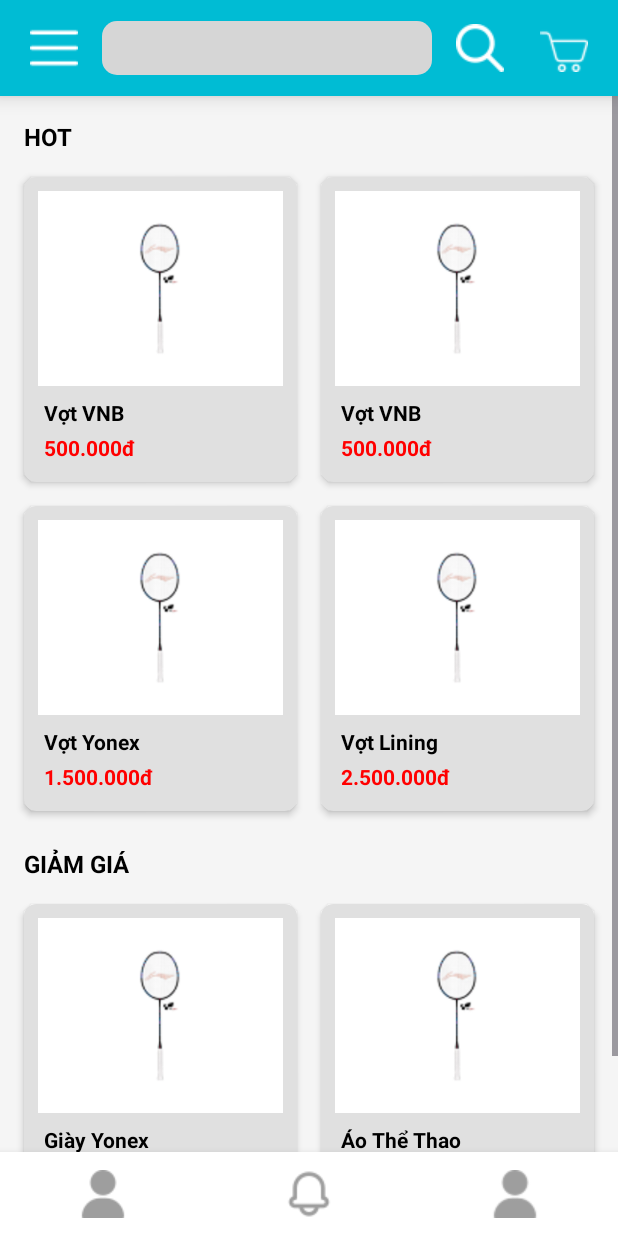
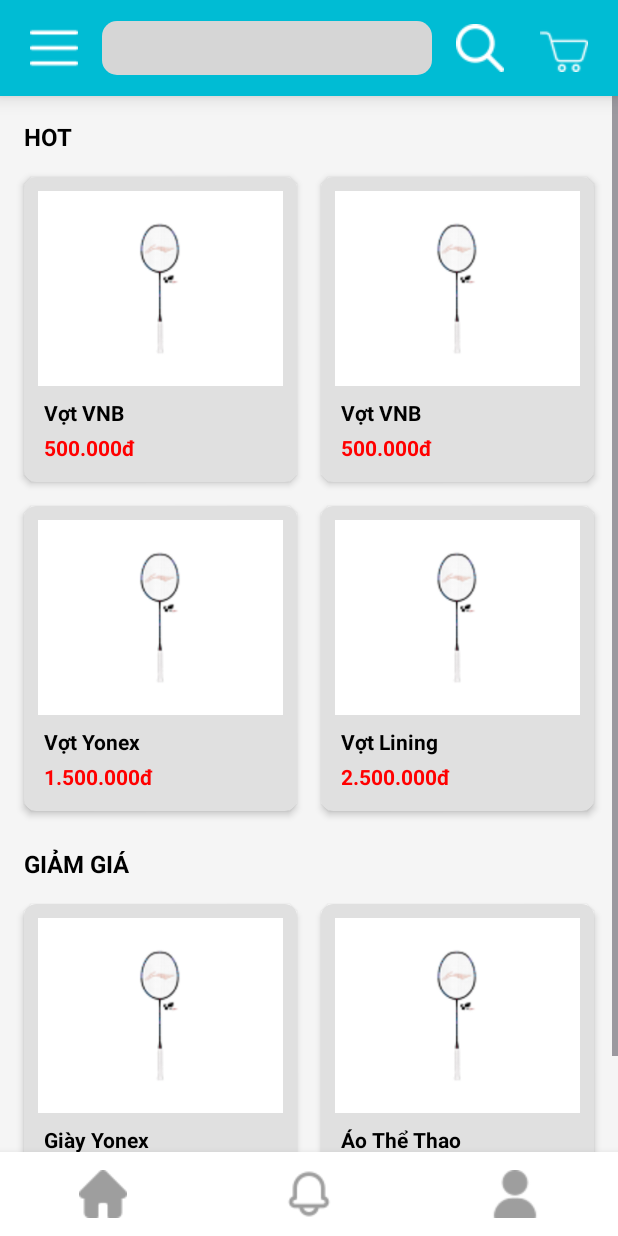
Before and after one commit to levanthiet22052020-star/DuLong, an Android app: the HomeActivity screen opened directly, with no data from a screen before it, on a phone screen of 412 x 824 dp. Run offline under Robolectric (Android 15) with nearby library versions, the phone set to English and light mode, and no system bars.

Commit message:
làm bài đi

```diff
--- a/app/src/main/res/layout/activity_home.xml
+++ b/app/src/main/res/layout/activity_home.xml
@@ -465,7 +465,7 @@
         app:layout_constraintStart_toStartOf="parent"
         app:layout_constraintEnd_toEndOf="parent">
 
-        <ImageView android:layout_width="0dp" android:layout_height="wrap_content" android:layout_weight="1" android:padding="12dp" android:src="@drawable/ic_home_24" app:tint="#9E9E9E"/>
+        <ImageView android:layout_width="0dp" android:layout_height="wrap_content" android:layout_weight="1" android:padding="12dp" android:src="@drawable/ic_house" app:tint="#9E9E9E"/>
         <ImageView android:layout_width="0dp" android:layout_height="wrap_content" android:layout_weight="1" android:padding="12dp" android:src="@drawable/ic_notifications_24" app:tint="#9E9E9E"/>
         <ImageView android:layout_width="0dp" android:layout_height="wrap_content" android:layout_weight="1" android:padding="12dp" android:src="@drawable/ic_person_24" app:tint="#9E9E9E"/>
     </LinearLayout>
--- a/app/src/main/res/layout/activity_yonex.xml
+++ b/app/src/main/res/layout/activity_yonex.xml
@@ -352,7 +352,7 @@
             app:layout_constraintStart_toStartOf="parent"
             app:layout_constraintEnd_toEndOf="parent">
 
-            <ImageView android:layout_width="0dp" android:layout_height="wrap_content" android:layout_weight="1" android:padding="12dp" android:src="@drawable/ic_home_24" app:tint="#9E9E9E"/>
+            <ImageView android:layout_width="0dp" android:layout_height="wrap_content" android:layout_weight="1" android:padding="12dp" android:src="@drawable/ic_house" app:tint="#9E9E9E"/>
             <ImageView android:layout_width="0dp" android:layout_height="wrap_content" android:layout_weight="1" android:padding="12dp" android:src="@drawable/ic_notifications_24" app:tint="#9E9E9E"/>
             <ImageView android:layout_width="0dp" android:layout_height="wrap_content" android:layout_weight="1" android:padding="12dp" android:src="@drawable/ic_person_24" app:tint="#9E9E9E"/>
         </LinearLayout>
```
